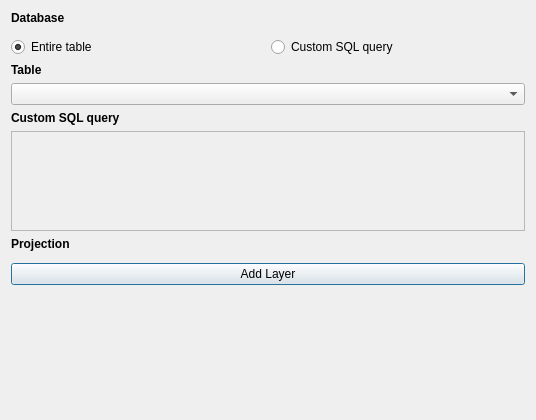
Qt form qduckdb/gui/dlg_add_duckdb_layer.ui (gizmodata/qgizmosql) before a commit.
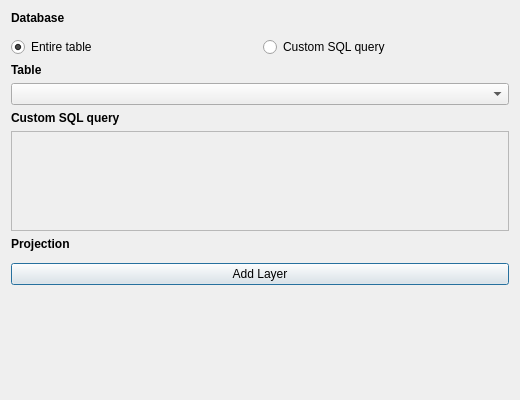
The same form after that commit. Custom widgets are drawn as their Qt base class.

Commit message: dlg_add_duckdb_layer: some micro optimizations on UI

Diff of the .ui file:
```diff
--- a/qduckdb/gui/dlg_add_duckdb_layer.ui
+++ b/qduckdb/gui/dlg_add_duckdb_layer.ui
@@ -6,14 +6,20 @@
    <rect>
     <x>0</x>
     <y>0</y>
-    <width>536</width>
-    <height>420</height>
+    <width>520</width>
+    <height>400</height>
    </rect>
   </property>
   <property name="minimumSize">
    <size>
-    <width>400</width>
-    <height>250</height>
+    <width>520</width>
+    <height>400</height>
+   </size>
+  </property>
+  <property name="maximumSize">
+   <size>
+    <width>520</width>
+    <height>400</height>
    </size>
   </property>
   <property name="baseSize">
```
Left out of the diff: 4 changed lines with no effect on the pictures. The commit also changes 1 other file.
